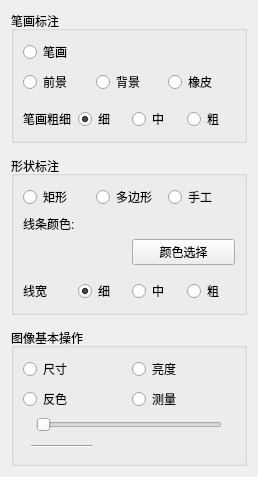
Old version of the form RegionCompetition.ui in the repository WooodHead/labelling3.
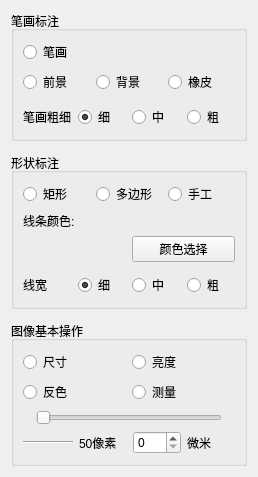
New version of the form.

```diff
--- a/RegionCompetition.ui
+++ b/RegionCompetition.ui
@@ -407,21 +407,19 @@
          </widget>
         </item>
         <item>
-         <widget class="QLabel" name="_labelRulerText">
-          <property name="minimumSize">
-           <size>
-            <width>120</width>
-            <height>0</height>
-           </size>
+         <widget class="QLabel" name="_label_pixel">
+          <property name="text">
+           <string>50像素</string>
           </property>
-          <property name="maximumSize">
-           <size>
-            <width>81</width>
-            <height>17</height>
-           </size>
-          </property>
+         </widget>
+        </item>
+        <item>
+         <widget class="QSpinBox" name="_spinBox_measure"/>
+        </item>
+        <item>
+         <widget class="QLabel" name="_label_micrometer">
           <property name="text">
-           <string/>
+           <string>微米</string>
           </property>
          </widget>
         </item>
```
